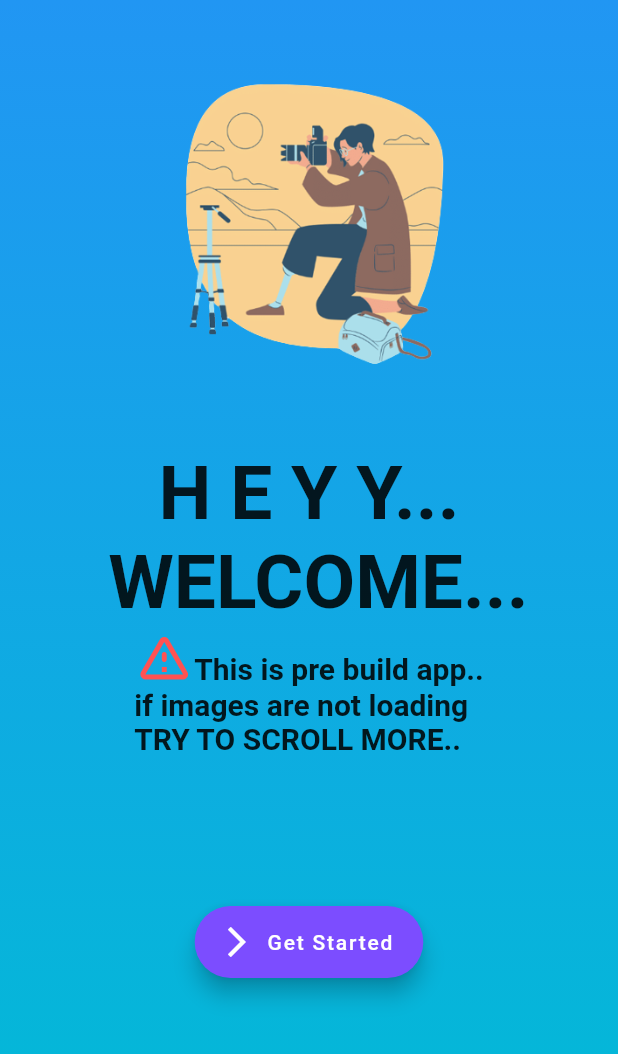
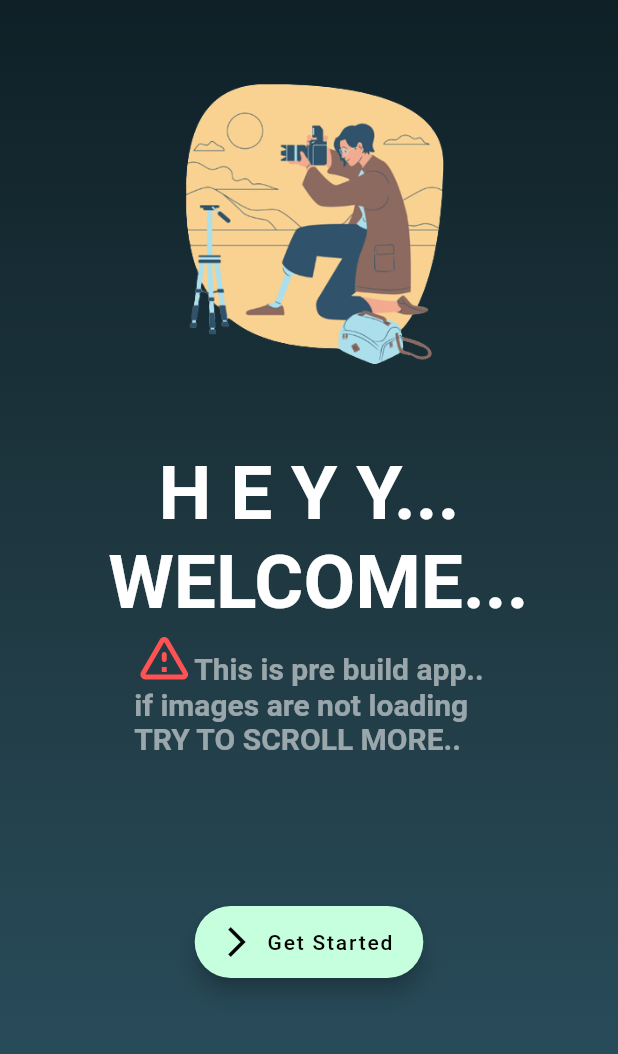
Before and after one commit to Inversionlab/photy_flutter, a Flutter app: the screen it shows after launch, on a phone screen of 412 x 824 dp. Shown: the top 1054 px of the screen. Run offline on Flutter 3.47's test engine with Material 2 defaults, Android fonts, the phone set to English and light mode, and no system bars; our stand-ins replace animated_splash_screen, cached_network_image, dio, fluttertoast, gallery_saver.

```diff
--- a/lib/main.dart
+++ b/lib/main.dart
@@ -8,22 +8,16 @@ void main() {
 }
 
 class MyApp extends StatelessWidget {
-
-
-
   @override
   Widget build(BuildContext context) {
     return MaterialApp(
-
-
       home:AnimatedSplashScreen(
         splash: Image.asset("images/load.png"), nextScreen: intro(),
         duration: 5000,
-        backgroundColor: Colors.cyanAccent,
-        splashTransition: SplashTransition.scaleTransition,
+        splashTransition: SplashTransition.fadeTransition,
         splashIconSize: 3000,
+        backgroundColor: Colors.black,
       ) ,
-
     );
   }
 }
--- a/lib/views/screens/fullscreen.dart
+++ b/lib/views/screens/fullscreen.dart
@@ -2,6 +2,7 @@ import 'dart:io';
 
 import 'package:dio/dio.dart';
 import 'package:flutter/material.dart';
+import 'package:fluttertoast/fluttertoast.dart';
 import 'package:gallery_saver/gallery_saver.dart';
 import 'package:path_provider/path_provider.dart';
 class fullscreen extends StatelessWidget {
@@ -27,8 +28,9 @@ class fullscreen extends StatelessWidget {
           // final path='${temp.path}/myfile.jpg';
           // await Dio().download(uri,path);
           await GallerySaver.saveImage(uri,toDcim: true);
+          Fluttertoast.showToast(msg: "Downloaded Successfully..");
         },
-        backgroundColor: Colors.white70,
+        backgroundColor: Colors.white54,
         child: Icon(Icons.file_download_outlined),
       ),
       floatingActionButtonLocation: FloatingActionButtonLocation.centerFloat,
--- a/lib/views/screens/intro.dart
+++ b/lib/views/screens/intro.dart
@@ -1,3 +1,5 @@
+
+
 import 'package:flutter/material.dart';
 import 'package:wall/views/screens/home.dart';
 class intro extends StatelessWidget {
@@ -13,8 +15,10 @@ class intro extends StatelessWidget {
             begin: Alignment.topCenter,
             end: Alignment.bottomCenter,
             colors: [
-              Colors.blue,
-              Colors.cyan
+              Color(0xff0F2027),
+              Color(0xff203A43),
+              Color(0xff2C5364)
+
             ],
           )
         ),
@@ -23,8 +27,8 @@ class intro extends StatelessWidget {
             children: [
 
               Image.asset("images/tt.png",height: 300,width: 300,),
-              Text("H E Y Y...",style: TextStyle(fontSize: 50,fontWeight:FontWeight.bold),),
-              Text(" WELCOME...",style: TextStyle(fontSize: 50,fontWeight:FontWeight.bold),),
+              Text("H E Y Y...",style: TextStyle(fontSize: 50,fontWeight:FontWeight.bold,color: Colors.white),),
+              Text(" WELCOME...",style: TextStyle(fontSize: 50,fontWeight:FontWeight.bold,color:Colors.white),),
 
               Padding(
                 padding: EdgeInsets.only(left: 30,right: 30),
@@ -33,7 +37,7 @@ class intro extends StatelessWidget {
                     style: TextStyle(fontWeight: FontWeight.bold,fontSize:20),
                     children: [
                       WidgetSpan(child: Icon(Icons.warning_amber_rounded,size: 40,color: Colors.redAccent,)),
-                      TextSpan(text: "This is pre build app..\nif images are not loading \nTRY TO SCROLL MORE.."),
+                      TextSpan(text: "This is pre build app..\nif images are not loading \nTRY TO SCROLL MORE..",style:TextStyle(color: Colors.white54)),
                     ],
                   )
                 ),
@@ -44,9 +48,9 @@ class intro extends StatelessWidget {
                   onPressed: (){
                 Navigator.pushAndRemoveUntil(context, MaterialPageRoute(builder: (context)=>home()),(Route<dynamic> r)=>false);
               },
-                  label: Text("Get Started"),
-                icon: Icon(Icons.arrow_forward_ios_outlined),
-                backgroundColor: Colors.deepPurpleAccent,
+                  label: Text("Get Started",style: TextStyle(color:Colors.black),),
+                icon: Icon(Icons.arrow_forward_ios_outlined,color: Colors.black,),
+                backgroundColor: Color(0xffC6FFDD),
 
 
               ),),
--- a/pubspec.yaml
+++ b/pubspec.yaml
@@ -40,6 +40,7 @@ dependencies:
   cached_network_image: ^3.2.1
   gallery_saver: ^2.3.2
   animated_splash_screen: ^1.0.0+1
+  fluttertoast: ^8.2.1
 
 
 
```
Also changed, not shown: lib/views/screens/home.dart (+5 -9 lines), images/load.png, pubspec.lock, 5 other files.
